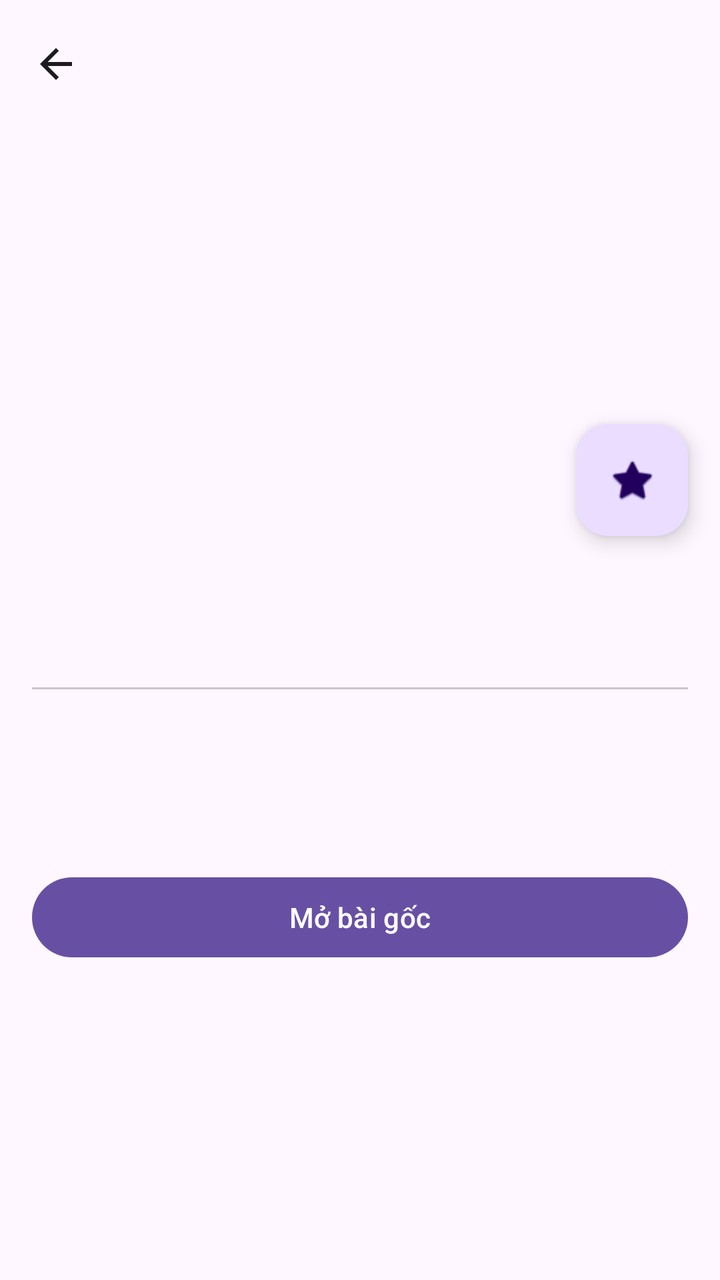
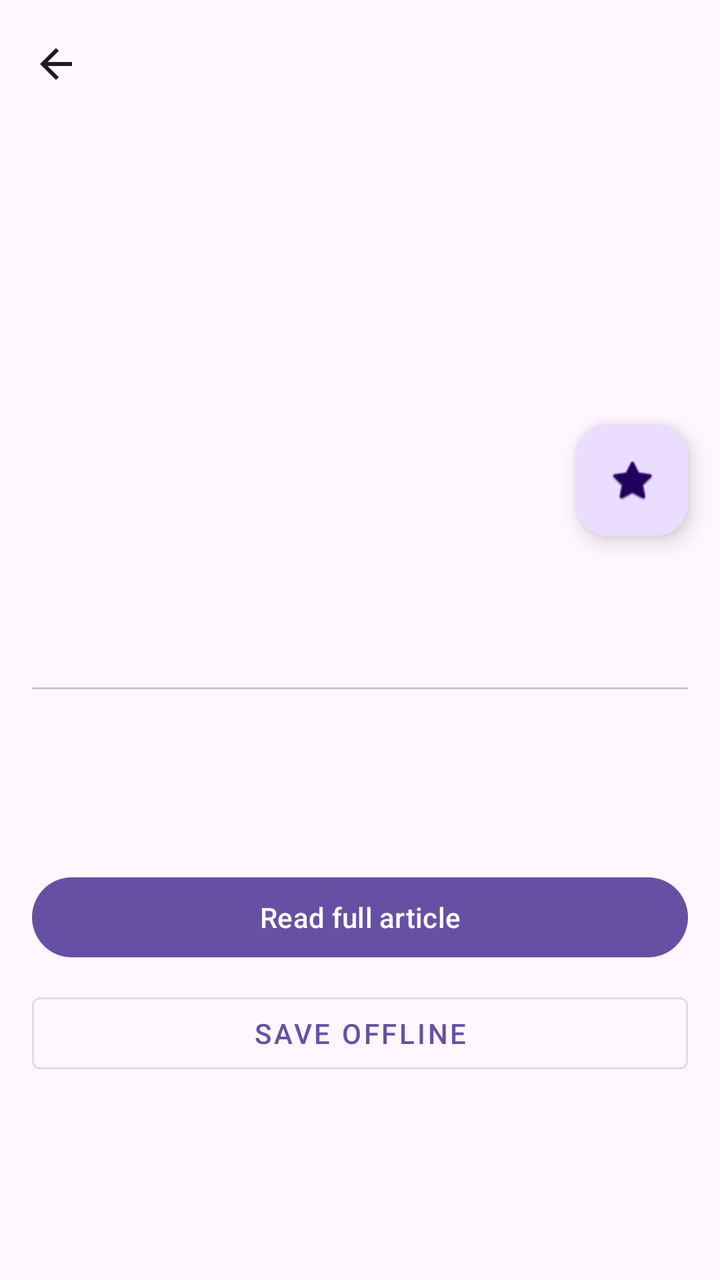

Screens rendered from an Android XML layout before and after an edit, with the pre-edit source and the edit as a unified diff.
<!-- AndroidManifest.xml: application theme Theme.NewsReaderAndroid -->
<!-- res/layout/fragment_detail.xml -->
<?xml version="1.0" encoding="utf-8"?>
<androidx.coordinatorlayout.widget.CoordinatorLayout
    xmlns:android="http://schemas.android.com/apk/res/android"
    xmlns:app="http://schemas.android.com/apk/res-auto"
    android:layout_width="match_parent"
    android:layout_height="match_parent">

    <com.google.android.material.appbar.AppBarLayout
        android:id="@+id/appBarLayout"
        android:layout_width="match_parent"
        android:layout_height="240dp"
        android:fitsSystemWindows="true"
        app:liftOnScroll="false">

        <com.google.android.material.appbar.CollapsingToolbarLayout
            android:layout_width="match_parent"
            android:layout_height="match_parent"
            app:layout_scrollFlags="scroll|exitUntilCollapsed"
            app:contentScrim="?attr/colorSurface">

            <ImageView
                android:id="@+id/ivCover"
                android:layout_width="match_parent"
                android:layout_height="match_parent"
                android:scaleType="centerCrop"
                android:contentDescription="Article image"
                app:layout_collapseMode="parallax" />

            <com.google.android.material.appbar.MaterialToolbar
                android:id="@+id/toolbar"
                android:layout_width="match_parent"
                android:layout_height="?attr/actionBarSize"
                app:layout_collapseMode="pin"
                app:navigationIcon="@drawable/ic_back" />

        </com.google.android.material.appbar.CollapsingToolbarLayout>

    </com.google.android.material.appbar.AppBarLayout>

    <androidx.core.widget.NestedScrollView
        android:layout_width="match_parent"
        android:layout_height="match_parent"
        app:layout_behavior="@string/appbar_scrolling_view_behavior">

        <LinearLayout
            android:layout_width="match_parent"
            android:layout_height="wrap_content"
            android:orientation="vertical"
            android:padding="16dp">

            <TextView
                android:id="@+id/tvSource"
                android:layout_width="match_parent"
                android:layout_height="wrap_content"
                android:textColor="?attr/colorPrimary"
                android:textSize="12sp"
                android:textStyle="bold" />

            <TextView
                android:id="@+id/tvTitle"
                android:layout_width="match_parent"
                android:layout_height="wrap_content"
                android:layout_marginTop="8dp"
                android:textSize="20sp"
                android:textStyle="bold" />

            <LinearLayout
                android:layout_width="match_parent"
                android:layout_height="wrap_content"
                android:layout_marginTop="8dp"
                android:orientation="horizontal">

                <TextView
                    android:id="@+id/tvAuthor"
                    android:layout_width="0dp"
                    android:layout_height="wrap_content"
                    android:layout_weight="1"
                    android:textSize="12sp" />

                <TextView
                    android:id="@+id/tvPublishedAt"
                    android:layout_width="wrap_content"
                    android:layout_height="wrap_content"
                    android:textSize="12sp" />

            </LinearLayout>

            <View
                android:layout_width="match_parent"
                android:layout_height="1dp"
                android:layout_marginVertical="12dp"
                android:background="?attr/colorOutlineVariant" />

            <TextView
                android:id="@+id/tvDescription"
                android:layout_width="match_parent"
                android:layout_height="wrap_content"
                android:textSize="16sp"
                android:textStyle="italic" />

            <TextView
                android:id="@+id/tvContent"
                android:layout_width="match_parent"
                android:layout_height="wrap_content"
                android:layout_marginTop="12dp"
                android:textSize="15sp"
                android:lineSpacingMultiplier="1.5" />

            <com.google.android.material.button.MaterialButton
                android:id="@+id/btnOpenArticle"
                android:layout_width="match_parent"
                android:layout_height="wrap_content"
                android:layout_marginTop="24dp"
                android:text="@string/read_full_article" />

        </LinearLayout>

    </androidx.core.widget.NestedScrollView>

    <com.google.android.material.floatingactionbutton.FloatingActionButton
        android:id="@+id/fabBookmark"
        android:layout_width="wrap_content"
        android:layout_height="wrap_content"
        android:layout_margin="16dp"
        app:layout_anchor="@id/appBarLayout"
        app:layout_anchorGravity="bottom|end"
        android:src="@android:drawable/btn_star_big_off"
        android:contentDescription="@string/bookmark" />

</androidx.coordinatorlayout.widget.CoordinatorLayout>
<!-- resources referenced by this layout -->
<resources>
  <!-- drawable ic_back (drawable) -->
  <vector xmlns:android="http://schemas.android.com/apk/res/android"
      android:width="24dp"
      android:height="24dp"
      android:viewportWidth="24"
      android:viewportHeight="24"
      android:tint="?attr/colorOnSurface">
    <path
        android:fillColor="@android:color/white"
        android:pathData="M20,11H7.83l5.59,-5.59L12,4l-8,8 8,8 1.41,-1.41L7.83,13H20v-2z"/>
  </vector>
  <string name="bookmark">Lưu bài viết</string>
  <string name="read_full_article">Mở bài gốc</string>
  <style name="Theme.NewsReaderAndroid" parent="Base.Theme.NewsReaderAndroid" />
  <style name="Base.Theme.NewsReaderAndroid" parent="Theme.Material3.DayNight.NoActionBar">
          
          
      </style>
</resources>

<!-- the commit's change to res/layout/fragment_detail.xml (unified diff, before → after) -->
@@ -23,7 +23,7 @@
                 android:layout_width="match_parent"
                 android:layout_height="match_parent"
                 android:scaleType="centerCrop"
-                android:contentDescription="Article image"
+                android:contentDescription="@string/article_image"
                 app:layout_collapseMode="parallax" />
 
             <com.google.android.material.appbar.MaterialToolbar
@@ -38,6 +38,7 @@
     </com.google.android.material.appbar.AppBarLayout>
 
     <androidx.core.widget.NestedScrollView
+        android:id="@+id/scrollArticleContent"
         android:layout_width="match_parent"
         android:layout_height="match_parent"
         app:layout_behavior="@string/appbar_scrolling_view_behavior">
@@ -113,9 +114,38 @@
                 android:layout_marginTop="24dp"
                 android:text="@string/read_full_article" />
 
+            <com.google.android.material.button.MaterialButton
+                android:id="@+id/btnDownload"
+                style="@style/Widget.MaterialComponents.Button.OutlinedButton"
+                android:layout_width="match_parent"
+                android:layout_height="wrap_content"
+                android:layout_marginTop="10dp"
+                android:text="@string/profile_download_for_offline" />
+
         </LinearLayout>
 
     </androidx.core.widget.NestedScrollView>
+
+    <FrameLayout
+        android:id="@+id/articleWebContainer"
+        android:layout_width="match_parent"
+        android:layout_height="match_parent"
+        android:visibility="gone"
+        app:layout_behavior="@string/appbar_scrolling_view_behavior">
+
+        <WebView
+            android:id="@+id/webViewArticle"
+            android:layout_width="match_parent"
+            android:layout_height="match_parent" />
+
+        <ProgressBar
+            android:id="@+id/progressArticle"
+            android:layout_width="wrap_content"
+            android:layout_height="wrap_content"
+            android:layout_gravity="center"
+            android:visibility="gone" />
+
+    </FrameLayout>
 
     <com.google.android.material.floatingactionbutton.FloatingActionButton
         android:id="@+id/fabBookmark"
<!-- resource entries referenced after the edit -->
@@ -11,8 +11,10 @@
         android:fillColor="@android:color/white"
         android:pathData="M20,11H7.83l5.59,-5.59L12,4l-8,8 8,8 1.41,-1.41L7.83,13H20v-2z"/>
   </vector>
-  <string name="bookmark">Lưu bài viết</string>
-  <string name="read_full_article">Mở bài gốc</string>
+  <string name="article_image">Article image</string>
+  <string name="bookmark">Bookmark article</string>
+  <string name="profile_download_for_offline">Save offline</string>
+  <string name="read_full_article">Read full article</string>
   <style name="Theme.NewsReaderAndroid" parent="Base.Theme.NewsReaderAndroid" />
   <style name="Base.Theme.NewsReaderAndroid" parent="Theme.Material3.DayNight.NoActionBar">
           
